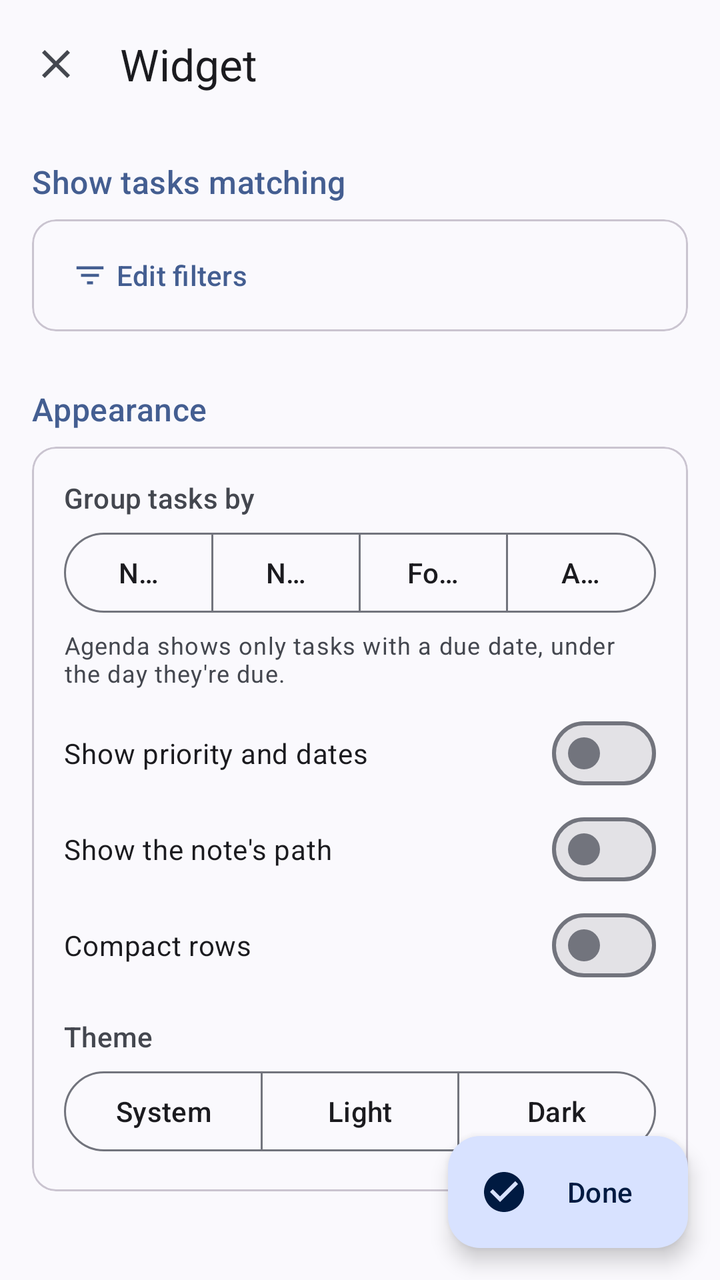
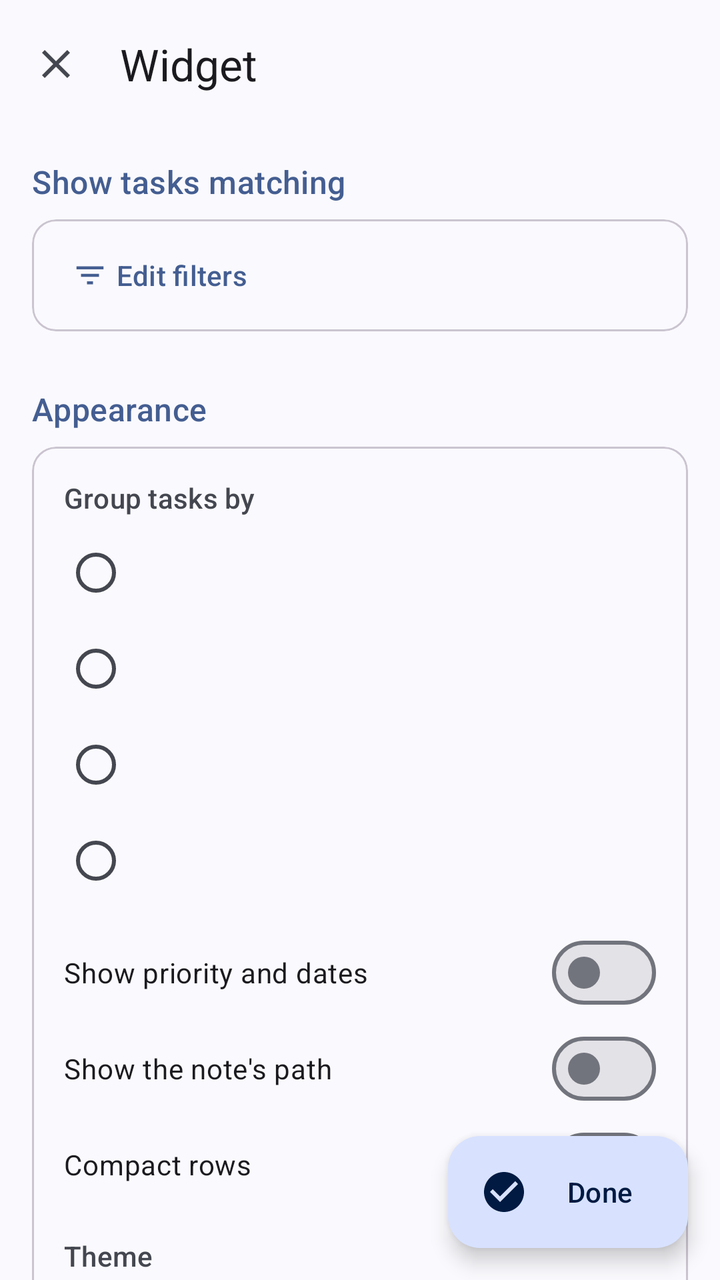

The first picture is an Android layout as it rendered before a commit; the second is the same layout after the commit. The layout source and the unified diff follow.
<!-- AndroidManifest.xml: application theme Theme.VaultTasks -->
<!-- res/layout/activity_widget_config.xml -->
<?xml version="1.0" encoding="utf-8"?>
<androidx.coordinatorlayout.widget.CoordinatorLayout xmlns:android="http://schemas.android.com/apk/res/android"
    xmlns:app="http://schemas.android.com/apk/res-auto"
    android:layout_width="match_parent"
    android:layout_height="match_parent"
    android:background="?attr/colorSurface"
    android:fitsSystemWindows="true">

    <com.google.android.material.appbar.AppBarLayout
        android:layout_width="match_parent"
        android:layout_height="wrap_content"
        android:fitsSystemWindows="true">

        <com.google.android.material.appbar.MaterialToolbar
            android:id="@+id/toolbar"
            android:layout_width="match_parent"
            android:layout_height="?attr/actionBarSize"
            app:navigationContentDescription="Cancel"
            app:navigationIcon="@drawable/ic_close"
            app:title="Widget" />
    </com.google.android.material.appbar.AppBarLayout>

    <androidx.core.widget.NestedScrollView
        android:layout_width="match_parent"
        android:layout_height="match_parent"
        android:clipToPadding="false"
        android:paddingBottom="96dp"
        app:layout_behavior="@string/appbar_scrolling_view_behavior">

        <LinearLayout
            android:layout_width="match_parent"
            android:layout_height="wrap_content"
            android:orientation="vertical"
            android:padding="16dp">

            <TextView
                android:layout_width="wrap_content"
                android:layout_height="wrap_content"
                android:layout_marginBottom="8dp"
                android:text="Show tasks matching"
                android:textAppearance="?attr/textAppearanceTitleMedium"
                android:textColor="?attr/colorPrimary" />

            <com.google.android.material.card.MaterialCardView
                style="?attr/materialCardViewOutlinedStyle"
                android:layout_width="match_parent"
                android:layout_height="wrap_content">

                <LinearLayout
                    android:layout_width="match_parent"
                    android:layout_height="wrap_content"
                    android:orientation="vertical"
                    android:paddingHorizontal="8dp"
                    android:paddingVertical="4dp">

                    <RadioGroup
                        android:id="@+id/filters"
                        android:layout_width="match_parent"
                        android:layout_height="wrap_content" />

                    <com.google.android.material.button.MaterialButton
                        android:id="@+id/edit_filters"
                        style="@style/Widget.Material3.Button.TextButton.Icon"
                        android:layout_width="wrap_content"
                        android:layout_height="wrap_content"
                        android:text="Edit filters"
                        app:icon="@drawable/ic_filter" />
                </LinearLayout>
            </com.google.android.material.card.MaterialCardView>

            <TextView
                android:layout_width="wrap_content"
                android:layout_height="wrap_content"
                android:layout_marginTop="28dp"
                android:layout_marginBottom="8dp"
                android:text="Appearance"
                android:textAppearance="?attr/textAppearanceTitleMedium"
                android:textColor="?attr/colorPrimary" />

            <com.google.android.material.card.MaterialCardView
                style="?attr/materialCardViewOutlinedStyle"
                android:layout_width="match_parent"
                android:layout_height="wrap_content">

                <LinearLayout
                    android:layout_width="match_parent"
                    android:layout_height="wrap_content"
                    android:orientation="vertical"
                    android:padding="16dp">

                    <TextView
                        android:layout_width="wrap_content"
                        android:layout_height="wrap_content"
                        android:text="Group tasks by"
                        android:textAppearance="?attr/textAppearanceLabelLarge"
                        android:textColor="?attr/colorOnSurfaceVariant" />

                    <com.google.android.material.button.MaterialButtonToggleGroup
                        android:id="@+id/group"
                        android:layout_width="match_parent"
                        android:layout_height="wrap_content"
                        android:layout_marginTop="4dp"
                        app:selectionRequired="true"
                        app:singleSelection="true">

                        <com.google.android.material.button.MaterialButton
                            android:id="@+id/group_none"
                            style="?attr/materialButtonOutlinedStyle"
                            android:layout_width="0dp"
                            android:layout_height="wrap_content"
                            android:layout_weight="1"
                            android:text="None" />

                        <com.google.android.material.button.MaterialButton
                            android:id="@+id/group_note"
                            style="?attr/materialButtonOutlinedStyle"
                            android:layout_width="0dp"
                            android:layout_height="wrap_content"
                            android:layout_weight="1"
                            android:text="Note" />

                        <com.google.android.material.button.MaterialButton
                            android:id="@+id/group_folder"
                            style="?attr/materialButtonOutlinedStyle"
                            android:layout_width="0dp"
                            android:layout_height="wrap_content"
                            android:layout_weight="1"
                            android:text="Folder" />

                        <com.google.android.material.button.MaterialButton
                            android:id="@+id/group_agenda"
                            style="?attr/materialButtonOutlinedStyle"
                            android:layout_width="0dp"
                            android:layout_height="wrap_content"
                            android:layout_weight="1"
                            android:text="Agenda" />
                    </com.google.android.material.button.MaterialButtonToggleGroup>

                    <TextView
                        android:layout_width="wrap_content"
                        android:layout_height="wrap_content"
                        android:layout_marginTop="4dp"
                        android:layout_marginBottom="8dp"
                        android:text="Agenda shows only tasks with a due date, under the day they're due."
                        android:textAppearance="?attr/textAppearanceBodySmall"
                        android:textColor="?attr/colorOnSurfaceVariant" />

                    <com.google.android.material.materialswitch.MaterialSwitch
                        android:id="@+id/show_dates"
                        android:layout_width="match_parent"
                        android:layout_height="wrap_content"
                        android:minHeight="48dp"
                        android:text="Show priority and dates" />

                    <com.google.android.material.materialswitch.MaterialSwitch
                        android:id="@+id/show_path"
                        android:layout_width="match_parent"
                        android:layout_height="wrap_content"
                        android:minHeight="48dp"
                        android:text="Show the note's path" />

                    <com.google.android.material.materialswitch.MaterialSwitch
                        android:id="@+id/compact"
                        android:layout_width="match_parent"
                        android:layout_height="wrap_content"
                        android:minHeight="48dp"
                        android:text="Compact rows" />

                    <TextView
                        android:layout_width="wrap_content"
                        android:layout_height="wrap_content"
                        android:layout_marginTop="12dp"
                        android:text="Theme"
                        android:textAppearance="?attr/textAppearanceLabelLarge"
                        android:textColor="?attr/colorOnSurfaceVariant" />

                    <com.google.android.material.button.MaterialButtonToggleGroup
                        android:id="@+id/theme"
                        android:layout_width="match_parent"
                        android:layout_height="wrap_content"
                        android:layout_marginTop="4dp"
                        app:selectionRequired="true"
                        app:singleSelection="true">

                        <com.google.android.material.button.MaterialButton
                            android:id="@+id/theme_system"
                            style="?attr/materialButtonOutlinedStyle"
                            android:layout_width="0dp"
                            android:layout_height="wrap_content"
                            android:layout_weight="1"
                            android:text="System" />

                        <com.google.android.material.button.MaterialButton
                            android:id="@+id/theme_light"
                            style="?attr/materialButtonOutlinedStyle"
                            android:layout_width="0dp"
                            android:layout_height="wrap_content"
                            android:layout_weight="1"
                            android:text="Light" />

                        <com.google.android.material.button.MaterialButton
                            android:id="@+id/theme_dark"
                            style="?attr/materialButtonOutlinedStyle"
                            android:layout_width="0dp"
                            android:layout_height="wrap_content"
                            android:layout_weight="1"
                            android:text="Dark" />
                    </com.google.android.material.button.MaterialButtonToggleGroup>
                </LinearLayout>
            </com.google.android.material.card.MaterialCardView>
        </LinearLayout>
    </androidx.core.widget.NestedScrollView>

    <com.google.android.material.floatingactionbutton.ExtendedFloatingActionButton
        android:id="@+id/done"
        android:layout_width="wrap_content"
        android:layout_height="wrap_content"
        android:layout_gravity="bottom|end"
        android:layout_margin="16dp"
        android:text="Done"
        app:icon="@drawable/ic_done" />
</androidx.coordinatorlayout.widget.CoordinatorLayout>
<!-- resources referenced by this layout -->
<resources>
  <!-- drawable ic_close (drawable) -->
  <?xml version="1.0" encoding="utf-8"?>
  <vector xmlns:android="http://schemas.android.com/apk/res/android" android:width="24dp" android:height="24dp" android:viewportWidth="24" android:viewportHeight="24" android:tint="?android:attr/colorControlNormal">
      <path android:fillColor="@android:color/white" android:pathData="M19,6.41L17.59,5 12,10.59 6.41,5 5,6.41 10.59,12 5,17.59 6.41,19 12,13.41 17.59,19 19,17.59 13.41,12z" />
  </vector>
  <!-- drawable ic_done (drawable) -->
  <?xml version="1.0" encoding="utf-8"?>
  <vector xmlns:android="http://schemas.android.com/apk/res/android" android:width="24dp" android:height="24dp" android:viewportWidth="24" android:viewportHeight="24">
      <path android:fillColor="@android:color/white" android:pathData="M12,2C6.48,2 2,6.48 2,12s4.48,10 10,10 10,-4.48 10,-10S17.52,2 12,2zM10,17l-5,-5 1.41,-1.41L10,14.17l7.59,-7.59L19,8l-9,9z" />
  </vector>
  <!-- drawable ic_filter (drawable) -->
  <?xml version="1.0" encoding="utf-8"?>
  <vector xmlns:android="http://schemas.android.com/apk/res/android" android:width="24dp" android:height="24dp" android:viewportWidth="24" android:viewportHeight="24" android:tint="?android:attr/colorControlNormal">
      <path android:fillColor="@android:color/white" android:pathData="M10,18h4v-2h-4v2zM3,6v2h18V6H3zM6,13h12v-2H6v2z" />
  </vector>
  <style name="Theme.VaultTasks" parent="Theme.Material3.DynamicColors.DayNight.NoActionBar" />
</resources>

<!-- the commit's change to res/layout/activity_widget_config.xml (unified diff, before → after) -->
@@ -95,55 +95,42 @@
                         android:textAppearance="?attr/textAppearanceLabelLarge"
                         android:textColor="?attr/colorOnSurfaceVariant" />
 
-                    <com.google.android.material.button.MaterialButtonToggleGroup
+                    
+                    <RadioGroup
                         android:id="@+id/group"
                         android:layout_width="match_parent"
                         android:layout_height="wrap_content"
                         android:layout_marginTop="4dp"
-                        app:selectionRequired="true"
-                        app:singleSelection="true">
-
-                        <com.google.android.material.button.MaterialButton
+                        android:layout_marginBottom="8dp">
+
+                        <com.google.android.material.radiobutton.MaterialRadioButton
                             android:id="@+id/group_none"
-                            style="?attr/materialButtonOutlinedStyle"
-                            android:layout_width="0dp"
-                            android:layout_height="wrap_content"
-                            android:layout_weight="1"
-                            android:text="None" />
-
-                        <com.google.android.material.button.MaterialButton
+                            android:layout_width="match_parent"
+                            android:layout_height="wrap_content"
+                            android:minHeight="48dp"
+                            android:paddingVertical="6dp" />
+
+                        <com.google.android.material.radiobutton.MaterialRadioButton
                             android:id="@+id/group_note"
-                            style="?attr/materialButtonOutlinedStyle"
-                            android:layout_width="0dp"
-                            android:layout_height="wrap_content"
-                            android:layout_weight="1"
-                            android:text="Note" />
-
-                        <com.google.android.material.button.MaterialButton
+                            android:layout_width="match_parent"
+                            android:layout_height="wrap_content"
+                            android:minHeight="48dp"
+                            android:paddingVertical="6dp" />
+
+                        <com.google.android.material.radiobutton.MaterialRadioButton
                             android:id="@+id/group_folder"
-                            style="?attr/materialButtonOutlinedStyle"
-                            android:layout_width="0dp"
-                            android:layout_height="wrap_content"
-                            android:layout_weight="1"
-                            android:text="Folder" />
-
-                        <com.google.android.material.button.MaterialButton
+                            android:layout_width="match_parent"
+                            android:layout_height="wrap_content"
+                            android:minHeight="48dp"
+                            android:paddingVertical="6dp" />
+
+                        <com.google.android.material.radiobutton.MaterialRadioButton
                             android:id="@+id/group_agenda"
-                            style="?attr/materialButtonOutlinedStyle"
-                            android:layout_width="0dp"
-                            android:layout_height="wrap_content"
-                            android:layout_weight="1"
-                            android:text="Agenda" />
-                    </com.google.android.material.button.MaterialButtonToggleGroup>
-
-                    <TextView
-                        android:layout_width="wrap_content"
-                        android:layout_height="wrap_content"
-                        android:layout_marginTop="4dp"
-                        android:layout_marginBottom="8dp"
-                        android:text="Agenda shows only tasks with a due date, under the day they're due."
-                        android:textAppearance="?attr/textAppearanceBodySmall"
-                        android:textColor="?attr/colorOnSurfaceVariant" />
+                            android:layout_width="match_parent"
+                            android:layout_height="wrap_content"
+                            android:minHeight="48dp"
+                            android:paddingVertical="6dp" />
+                    </RadioGroup>
 
                     <com.google.android.material.materialswitch.MaterialSwitch
                         android:id="@+id/show_dates"
